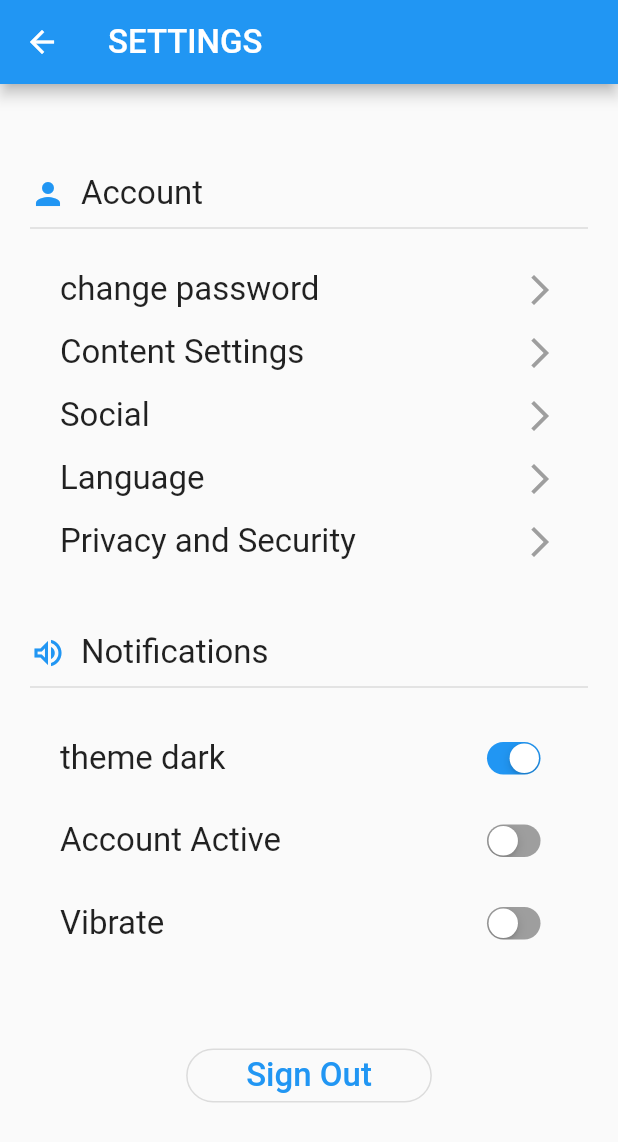
After one commit to MarwaSdk/ShootMe, a Flutter app: the settings screen opened directly, on a phone screen of 412 x 824 dp. The commit adds this screen. Shown: the top 1142 px of the screen. Run offline on Flutter 3.47's test engine with Material 2 defaults, Android fonts, the phone set to English and light mode, and no system bars; our stand-ins replace carousel_slider, flutter_rating_bar; missing offline and left inert: dart:html; network calls fail.

Commit message:
my project

```diff
--- a/lib/photographer_details.dart
+++ b/lib/photographer_details.dart
@@ -1,5 +1,5 @@
 // ignore_for_file: non_constant_identifier_names, prefer_typing_uninitialized_variables, prefer_const_constructors_in_immutables, use_key_in_widget_constructors, sized_box_for_whitespace, avoid_unnecessary_containers, avoid_print
-
+ /*------------------------Arij Flihi --------------------------*/
 import 'package:flutter/material.dart';
 import 'package:flutter_rating_bar/flutter_rating_bar.dart';
 
--- /dev/null
+++ b/lib/settings.dart
@@ -0,0 +1,210 @@
+/*--------------------------Arij Flihi ----------------------*/
+import 'package:flutter/cupertino.dart';
+import 'package:flutter/material.dart';
+import 'package:myapp/main.dart';
+
+void main() {
+  runApp(MyApp());
+}
+
+class MyApp extends StatelessWidget {
+  @override
+  Widget build(BuildContext context) {
+    return MaterialApp(
+      title: 'Settings',
+      home: settings(),
+    );
+  }
+}
+
+class settings extends StatefulWidget {
+  @override
+  _settingsState createState() => _settingsState();
+}
+
+class _settingsState extends State<settings> {
+  bool valNotify1 = true;
+  bool valNotify2 = false;
+  bool valNotify3 = false;
+  onChangeFunction1(bool newValue1) {
+    setState(() {
+      valNotify1 = newValue1;
+    });
+  }
+
+  onChangeFunction2(bool newValue2) {
+    setState(() {
+      valNotify2 = newValue2;
+    });
+  }
+
+  onChangeFunction3(bool newValue3) {
+    setState(() {
+      valNotify3 = newValue3;
+    });
+  }
+
+  @override
+  Widget build(BuildContext context) {
+    return Scaffold(
+      appBar: AppBar(
+        title: const Text(
+          "SETTINGS",
+          style: TextStyle(fontSize: 22),
+        ),
+        leading: IconButton(
+          onPressed: () {
+            Navigator.push(
+              context,
+              MaterialPageRoute(builder: (context) => StoryApp()),
+            );
+          },
+          icon: const Icon(Icons.arrow_back),
+        ),
+      ),
+      body: Container(
+        padding: const EdgeInsets.all(20),
+        child: ListView(children: [
+          const SizedBox(
+            height: 40,
+          ),
+          // ignore: prefer_const_literals_to_create_immutables
+          Row(
+            children: [
+              const Icon(
+                Icons.person,
+                color: Colors.blue,
+              ),
+              const SizedBox(
+                width: 10,
+              ),
+              const Text(
+                "Account",
+                style: TextStyle(fontSize: 22),
+              )
+            ],
+          ),
+          const Divider(
+            height: 20,
+            thickness: 1,
+          ),
+          const SizedBox(
+            height: 10,
+          ),
+          buildAccountOption(context, "change password"),
+          buildAccountOption(context, "Content Settings"),
+          buildAccountOption(context, "Social"),
+          buildAccountOption(context, "Language"),
+          buildAccountOption(context, "Privacy and Security"),
+          SizedBox(
+            height: 40,
+          ),
+          Row(
+            children: [
+              const Icon(
+                Icons.volume_up_outlined,
+                color: Colors.blue,
+              ),
+              SizedBox(width: 10),
+              Text(
+                "Notifications",
+                style: TextStyle(fontSize: 22),
+              )
+            ],
+          ),
+          const Divider(
+            height: 20,
+            thickness: 1,
+          ),
+          const SizedBox(
+            height: 10,
+          ),
+          buildNotificationOption("theme dark", valNotify1, onChangeFunction1),
+          buildNotificationOption(
+              "Account Active", valNotify2, onChangeFunction2),
+          buildNotificationOption("Vibrate", valNotify3, onChangeFunction3),
+          const SizedBox(
+            height: 50,
+          ),
+          Center(
+            child: OutlinedButton(
+              style: OutlinedButton.styleFrom(
+                  padding: const EdgeInsets.symmetric(horizontal: 40),
+                  shape: RoundedRectangleBorder(
+                      borderRadius: BorderRadius.circular(20))),
+              onPressed: () {},
+              child: const Text(
+                "Sign Out",
+                style: TextStyle(fontSize: 22),
+              ),
+            ),
+          )
+        ]),
+      ),
+    );
+  }
+}
+
+Padding buildNotificationOption(
+    String title, bool value, Function onChangeMethod) {
+  return Padding(
+    padding: const EdgeInsets.symmetric(vertical: 8, horizontal: 20),
+    child: Row(
+      mainAxisAlignment: MainAxisAlignment.spaceBetween,
+      children: [
+        Text(title, style: TextStyle(fontSize: 22)),
+        Transform.scale(
+          scale: 0.7,
+          child: CupertinoSwitch(
+            activeColor: Colors.blue,
+            trackColor: Colors.grey,
+            value: value,
+            onChanged: (bool newValue) {
+              onChangeMethod(newValue);
+            },
+          ),
+        )
+      ],
+    ),
+  );
+}
+
+GestureDetector buildAccountOption(BuildContext context, String title) {
+  return GestureDetector(
+    onTap: () {
+      showDialog(
+          context: context,
+          builder: (BuildContext) {
+            return AlertDialog(
+              title: Text(title),
+              content: Column(
+                mainAxisSize: MainAxisSize.min,
+                children: [
+                  const Text("Yes"),
+                  const Text("No"),
+                ],
+              ),
+              actions: [
+                TextButton(
+                    onPressed: () {
+                      Navigator.of(context).pop();
+                    },
+                    child: const Text("Close"))
+              ],
+            );
+          });
+    },
+    child: Padding(
+        padding: const EdgeInsets.symmetric(vertical: 8, horizontal: 20),
+        child: Row(
+          mainAxisAlignment: MainAxisAlignment.spaceBetween,
+          children: [
+            Text(
+              title,
+              style: const TextStyle(fontSize: 22),
+            ),
+            const Icon(Icons.arrow_forward_ios, color: Colors.grey)
+          ],
+        )),
+  );
+}
```
Also changed, not shown: lib/components/storybtn.dart (+6 -11 lines).
